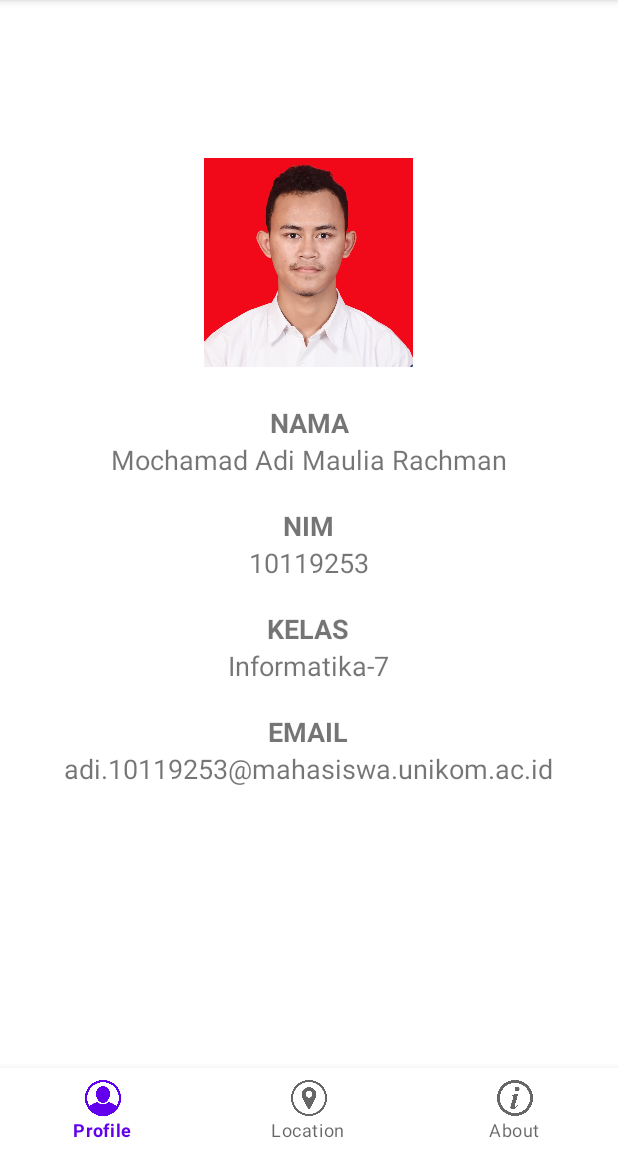
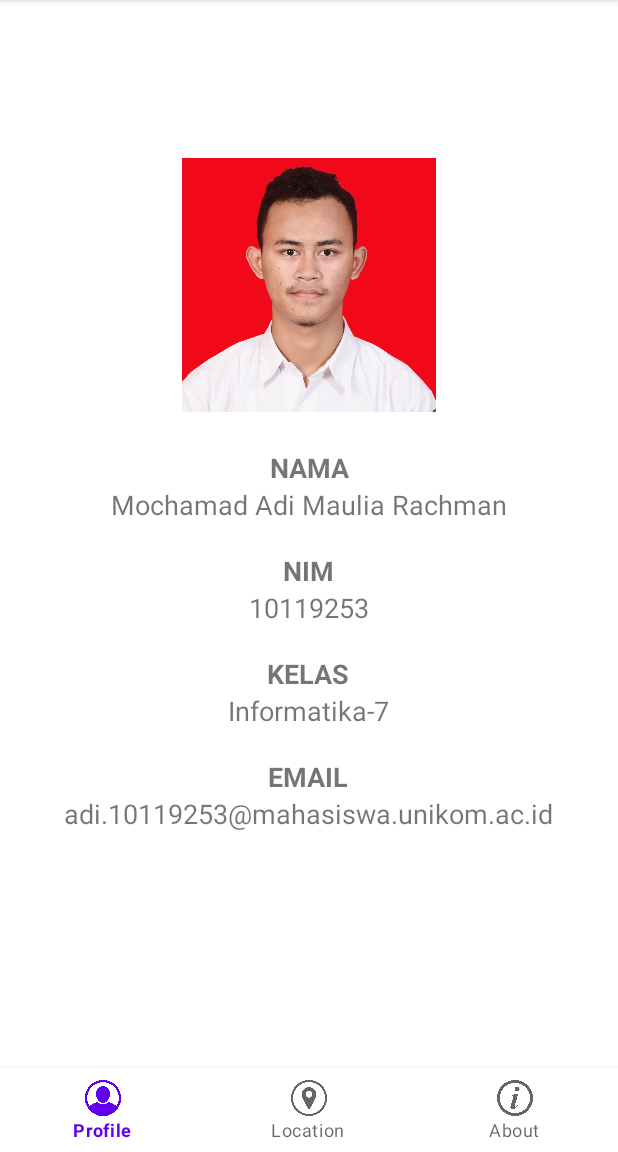
Before and after one commit to adimuhamad/TugasSensorAKB10119253, an Android app: the MainActivity screen opened directly, with no data from a screen before it, on a phone screen of 412 x 824 dp, the part 84-1236 px from its top. Run offline under Robolectric (Android 15) with nearby library versions, the phone set to English and light mode, and no system bars.

Commit message:
update splash

```diff
--- a/app/build.gradle
+++ b/app/build.gradle
@@ -37,6 +37,7 @@ dependencies {
     implementation 'androidx.constraintlayout:constraintlayout:2.1.4'
     implementation 'com.google.android.gms:play-services-maps:18.0.2'
     implementation 'com.google.android.gms:play-services-location:20.0.0'
+    implementation 'androidx.fragment:fragment:1.3.5'
     testImplementation 'junit:junit:4.13.2'
     androidTestImplementation 'androidx.test.ext:junit:1.1.3'
     androidTestImplementation 'androidx.test.espresso:espresso-core:3.4.0'
--- a/app/src/main/java/id/mamr/tugassensorakb10119253/OnboardingAdapter.java
+++ b/app/src/main/java/id/mamr/tugassensorakb10119253/OnboardingAdapter.java
@@ -13,9 +13,6 @@ import androidx.annotation.NonNull;
 import androidx.recyclerview.widget.RecyclerView;
 
 import java.util.List;
-
-import id.mamr.tugassensorakb10119253.OnboardingItem;
-import id.mamr.tugassensorakb10119253.R;
 
 public class OnboardingAdapter extends RecyclerView.Adapter<OnboardingAdapter.OnboardingViewHolder> {
 
--- a/app/src/main/res/layout/activity_about.xml
+++ b/app/src/main/res/layout/activity_about.xml
@@ -29,7 +29,7 @@
 
     <TextView
         android:id="@+id/tvDesc"
-        android:layout_width="300dp"
+        android:layout_width="380dp"
         android:layout_height="wrap_content"
         android:layout_below="@+id/tvApplicationName"
         android:layout_centerHorizontal="true"
--- a/app/src/main/res/layout/activity_location.xml
+++ b/app/src/main/res/layout/activity_location.xml
@@ -1,5 +1,5 @@
 <?xml version="1.0" encoding="utf-8"?>
-<fragment xmlns:android="http://schemas.android.com/apk/res/android"
+<androidx.fragment.app.FragmentContainerView xmlns:android="http://schemas.android.com/apk/res/android"
     xmlns:app="http://schemas.android.com/apk/res-auto"
     xmlns:tools="http://schemas.android.com/tools"
     android:id="@+id/map"
@@ -17,4 +17,4 @@
     android:background="?android:attr/windowBackground"
     android:layout_alignParentBottom="true"/>
 
-</fragment>
+</androidx.fragment.app.FragmentContainerView>
--- a/app/src/main/res/layout/activity_main.xml
+++ b/app/src/main/res/layout/activity_main.xml
@@ -8,14 +8,14 @@
 
     <ImageView
         android:id="@+id/ivProfile"
-        android:layout_width="150dp"
-        android:layout_height="150dp"
+        android:layout_width="180dp"
+        android:layout_height="180dp"
         android:layout_alignParentTop="true"
         android:layout_centerHorizontal="true"
         android:layout_marginTop="100dp"
         android:padding="5dp"
         android:src="@drawable/fotodiri"
-        />
+        android:contentDescription="@string/fotoprofile" />
 
     <TextView
         android:id="@+id/Space1"
--- a/app/src/main/res/layout/activity_splash.xml
+++ b/app/src/main/res/layout/activity_splash.xml
@@ -4,7 +4,8 @@
     xmlns:tools="http://schemas.android.com/tools"
     android:layout_width="match_parent"
     android:layout_height="match_parent"
-    tools:context=".SplashScreen">
+    android:layout_marginBottom="100dp"
+    tools:context=".SplashActivity">
 
     <ImageView
         android:id="@+id/imageView"
@@ -14,7 +15,8 @@
         android:layout_centerVertical="true"
         app:srcCompat="@drawable/location_logo"
         tools:layout_editor_absoluteX="87dp"
-        tools:layout_editor_absoluteY="247dp" />
+        tools:layout_editor_absoluteY="247dp"
+        android:contentDescription="@string/logo" />
 
     <TextView
         android:layout_width="match_parent"
--- a/app/src/main/res/values/colors.xml
+++ b/app/src/main/res/values/colors.xml
@@ -8,6 +8,8 @@
     <color name="black">#FF000000</color>
     <color name="white">#FFFFFFFF</color>
     <color name="colorPrimary">#2196F3</color>
+    <color name="colorPrimaryDark">#1976D2</color>
+    <color name="colorAccent">#FF5252</color>
     <color name="colorTextPrimary">#212121</color>
     <color name="colorTextSecondary">#757575</color>
     <color name="colorBackground">#ffffff</color>
--- a/app/src/main/res/values/strings.xml
+++ b/app/src/main/res/values/strings.xml
@@ -13,7 +13,7 @@
 
     <string name="deskripsi">Memanfaatkan Sensor GPS Untuk Menampilkan Lokasi Anda dan Menampilkan 5 Lokasi Tempat Makan Terfavorit</string>
     <string name="kosong" />
-    <string name="version">Beta 0.2.7-20220034</string>
+    <string name="version">Beta 0.2.7–20220504</string>
     <string name="versiontext">App Version</string>
     <string name="namatitle">NAMA</string>
     <string name="nimtitle">NIM</string>
@@ -22,4 +22,5 @@
     <string name="aplikasi_google_maps">Aplikasi Google Maps</string>
     <string name="logo">Logo</string>
     <string name="empty">Empty</string>
+    <string name="fotoprofile">fotoprofle</string>
 </resources>
```
Also changed, not shown: app/src/main/java/id/mamr/tugassensorakb10119253/OnboardingActivity.java (+7 -7 lines), app/src/main/java/id/mamr/tugassensorakb10119253/SplashActivity.java (+19 -5 lines).
